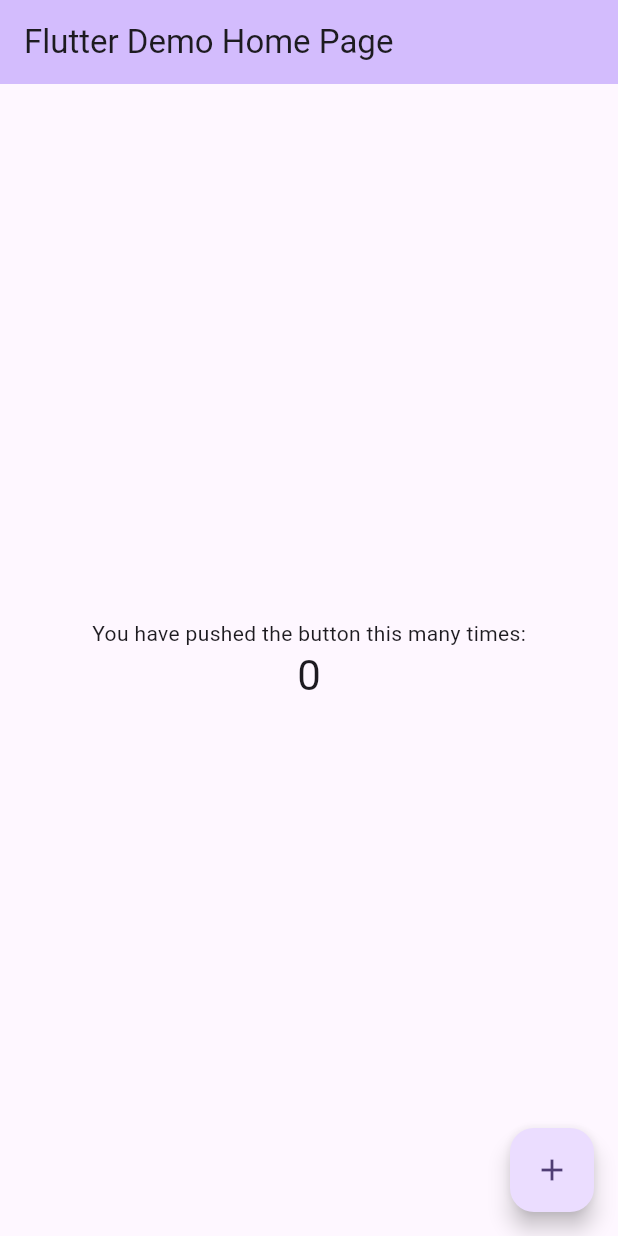
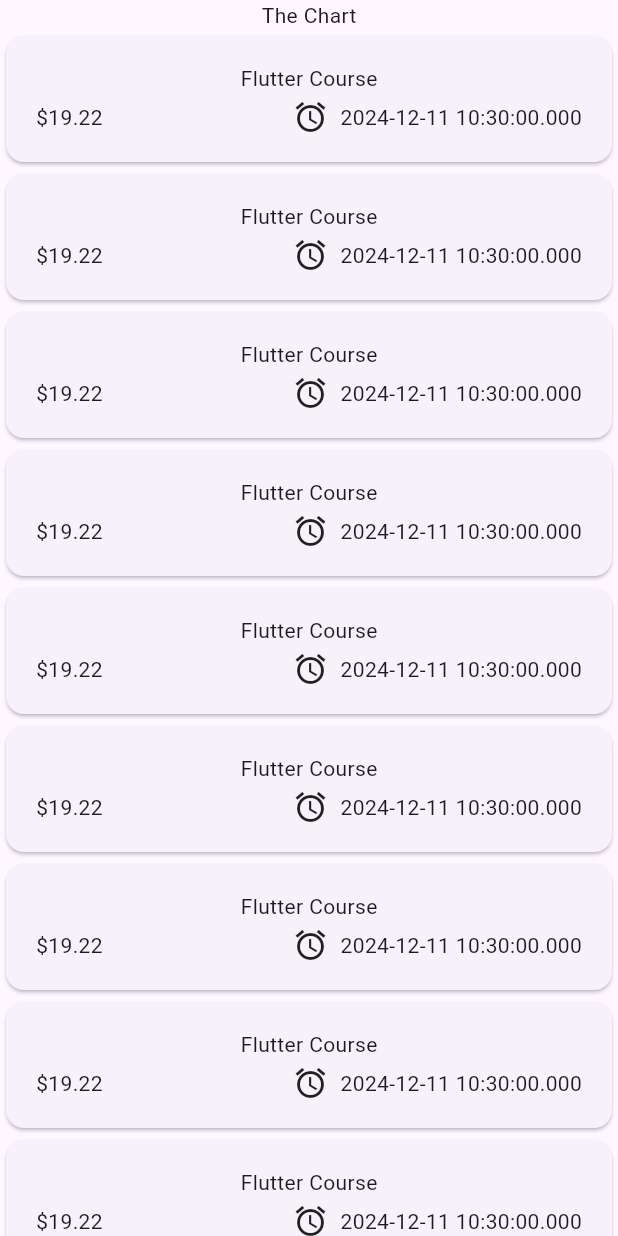
Before and after one commit to leangsengLy/Flutter_Project, a Flutter app: the screen it shows after launch, on a phone screen of 412 x 824 dp. Run offline on Flutter 3.47's test engine with Material 3 defaults, Android fonts, the phone set to English and light mode, and no system bars; our stand-ins replace google_fonts.

Commit message:
updat new

```diff
--- a/expense_tacker/lib/main.dart
+++ b/expense_tacker/lib/main.dart
@@ -1,125 +1,10 @@
+import 'package:expense_tacker/widgets/expenses.dart';
 import 'package:flutter/material.dart';
 
 void main() {
-  runApp(const MyApp());
+  runApp(
+    const MaterialApp(
+      home: Expenses(),
+    ),
+  );
 }
-
-class MyApp extends StatelessWidget {
-  const MyApp({super.key});
-
-  // This widget is the root of your application.
-  @override
-  Widget build(BuildContext context) {
-    return MaterialApp(
-      title: 'Flutter Demo',
-      theme: ThemeData(
-        // This is the theme of your application.
-        //
-        // TRY THIS: Try running your application with "flutter run". You'll see
-        // the application has a purple toolbar. Then, without quitting the app,
-        // try changing the seedColor in the colorScheme below to Colors.green
-        // and then invoke "hot reload" (save your changes or press the "hot
-        // reload" button in a Flutter-supported IDE, or press "r" if you used
-        // the command line to start the app).
-        //
-        // Notice that the counter didn't reset back to zero; the application
-        // state is not lost during the reload. To reset the state, use hot
-        // restart instead.
-        //
-        // This works for code too, not just values: Most code changes can be
-        // tested with just a hot reload.
-        colorScheme: ColorScheme.fromSeed(seedColor: Colors.deepPurple),
-        useMaterial3: true,
-      ),
-      home: const MyHomePage(title: 'Flutter Demo Home Page'),
-    );
-  }
-}
-
-class MyHomePage extends StatefulWidget {
-  const MyHomePage({super.key, required this.title});
-
-  // This widget is the home page of your application. It is stateful, meaning
-  // that it has a State object (defined below) that contains fields that affect
-  // how it looks.
-
-  // This class is the configuration for the state. It holds the values (in this
-  // case the title) provided by the parent (in this case the App widget) and
-  // used by the build method of the State. Fields in a Widget subclass are
-  // always marked "final".
-
-  final String title;
-
-  @override
-  State<MyHomePage> createState() => _MyHomePageState();
-}
-
-class _MyHomePageState extends State<MyHomePage> {
-  int _counter = 0;
-
-  void _incrementCounter() {
-    setState(() {
-      // This call to setState tells the Flutter framework that something has
-      // changed in this State, which causes it to rerun the build method below
-      // so that the display can reflect the updated values. If we changed
-      // _counter without calling setState(), then the build method would not be
-      // called again, and so nothing would appear to happen.
-      _counter++;
-    });
-  }
-
-  @override
-  Widget build(BuildContext context) {
-    // This method is rerun every time setState is called, for instance as done
-    // by the _incrementCounter method above.
-    //
-    // The Flutter framework has been optimized to make rerunning build methods
-    // fast, so that you can just rebuild anything that needs updating rather
-    // than having to individually change instances of widgets.
-    return Scaffold(
-      appBar: AppBar(
-        // TRY THIS: Try changing the color here to a specific color (to
-        // Colors.amber, perhaps?) and trigger a hot reload to see the AppBar
-        // change color while the other colors stay the same.
-        backgroundColor: Theme.of(context).colorScheme.inversePrimary,
-        // Here we take the value from the MyHomePage object that was created by
-        // the App.build method, and use it to set our appbar title.
-        title: Text(widget.title),
-      ),
-      body: Center(
-        // Center is a layout widget. It takes a single child and positions it
-        // in the middle of the parent.
-        child: Column(
-          // Column is also a layout widget. It takes a list of children and
-          // arranges them vertically. By default, it sizes itself to fit its
-          // children horizontally, and tries to be as tall as its parent.
-          //
-          // Column has various properties to control how it sizes itself and
-          // how it positions its children. Here we use mainAxisAlignment to
-          // center the children vertically; the main axis here is the vertical
-          // axis because Columns are vertical (the cross axis would be
-          // horizontal).
-          //
-          // TRY THIS: Invoke "debug painting" (choose the "Toggle Debug Paint"
-          // action in the IDE, or press "p" in the console), to see the
-          // wireframe for each widget.
-          mainAxisAlignment: MainAxisAlignment.center,
-          children: <Widget>[
-            const Text(
-              'You have pushed the button this many times:',
-            ),
-            Text(
-              '$_counter',
-              style: Theme.of(context).textTheme.headlineMedium,
-            ),
-          ],
-        ),
-      ),
-      floatingActionButton: FloatingActionButton(
-        onPressed: _incrementCounter,
-        tooltip: 'Increment',
-        child: const Icon(Icons.add),
-      ), // This trailing comma makes auto-formatting nicer for build methods.
-    );
-  }
-}
--- /dev/null
+++ b/expense_tacker/lib/model/expense.dart
@@ -0,0 +1,19 @@
+import 'package:uuid/uuid.dart';
+
+final uuid = Uuid();
+
+enum Category { food, travel, leisure, work }
+
+class Expense {
+  Expense(
+      {required this.title,
+      required this.amount,
+      required this.category,
+      required this.date})
+      : id = uuid.v4();
+  final String id;
+  final String title;
+  final double amount;
+  final DateTime date;
+  final Category category;
+}
--- /dev/null
+++ b/expense_tacker/lib/widgets/expense_list/expense_item.dart
@@ -0,0 +1,43 @@
+import 'package:expense_tacker/model/expense.dart';
+import 'package:flutter/material.dart';
+
+class ExpenseItem extends StatelessWidget {
+  const ExpenseItem({super.key, required this.expense});
+  final Expense expense;
+  @override
+  Widget build(BuildContext context) {
+    return Card(
+      child: Padding(
+        padding: const EdgeInsets.symmetric(
+          horizontal: 20,
+          vertical: 18,
+        ),
+        child: Column(
+          children: [
+            Text(
+              expense.title,
+            ),
+            const SizedBox(
+              height: 4,
+            ),
+            Row(
+              children: [
+                Text('\$${expense.amount.toStringAsFixed(2)}'),
+                const Spacer(),
+                Row(
+                  children: [
+                    const Icon(Icons.alarm),
+                    const SizedBox(
+                      width: 8,
+                    ),
+                    Text(expense.date.toString())
+                  ],
+                ),
+              ],
+            )
+          ],
+        ),
+      ),
+    );
+  }
+}
--- /dev/null
+++ b/expense_tacker/lib/widgets/expense_list/expenses_list.dart
@@ -0,0 +1,15 @@
+import 'package:expense_tacker/model/expense.dart';
+import 'package:expense_tacker/widgets/expense_list/expense_item.dart';
+import 'package:flutter/material.dart';
+
+class ExpensesList extends StatelessWidget {
+  const ExpensesList({super.key, required this.expense});
+  final List<Expense> expense;
+  @override
+  Widget build(BuildContext context) {
+    return ListView.builder(
+      itemCount: expense.length,
+      itemBuilder: (ctx, index) => ExpenseItem(expense: expense[index]),
+    );
+  }
+}
--- /dev/null
+++ b/expense_tacker/lib/widgets/expenses.dart
@@ -0,0 +1,145 @@
+import 'package:expense_tacker/widgets/expense_list/expenses_list.dart';
+import 'package:expense_tacker/model/expense.dart';
+import 'package:flutter/material.dart';
+
+class Expenses extends StatefulWidget {
+  const Expenses({super.key});
+  @override
+  State<Expenses> createState() {
+    return _ExpensesState();
+  }
+}
+
+class _ExpensesState extends State<Expenses> {
+  final List<Expense> _registeredExpenses = [
+    Expense(
+      title: 'Flutter Course',
+      amount: 19.22,
+      category: Category.work,
+      date: DateTime.now(),
+    ),
+    Expense(
+      title: 'Flutter Course',
+      amount: 19.22,
+      category: Category.work,
+      date: DateTime.now(),
+    ),
+    Expense(
+      title: 'Flutter Course',
+      amount: 19.22,
+      category: Category.work,
+      date: DateTime.now(),
+    ),
+    Expense(
+      title: 'Flutter Course',
+      amount: 19.22,
+      category: Category.work,
+      date: DateTime.now(),
+    ),
+    Expense(
+      title: 'Flutter Course',
+      amount: 19.22,
+      category: Category.work,
+      date: DateTime.now(),
+    ),
+    Expense(
+      title: 'Flutter Course',
+      amount: 19.22,
+      category: Category.work,
+      date: DateTime.now(),
+    ),
+    Expense(
+      title: 'Flutter Course',
+      amount: 19.22,
+      category: Category.work,
+      date: DateTime.now(),
+    ),
+    Expense(
+      title: 'Flutter Course',
+      amount: 19.22,
+      category: Category.work,
+      date: DateTime.now(),
+    ),
+    Expense(
+      title: 'Flutter Course',
+      amount: 19.22,
+      category: Category.work,
+      date: DateTime.now(),
+    ),
+    Expense(
+      title: 'Flutter Course',
+      amount: 19.22,
+      category: Category.work,
+      date: DateTime.now(),
+    ),
+    Expense(
+      title: 'Flutter Course',
+      amount: 19.22,
+      category: Category.work,
+      date: DateTime.now(),
+    ),
+    Expense(
+      title: 'Flutter Course',
+      amount: 19.22,
+      category: Category.work,
+      date: DateTime.now(),
+    ),
+    Expense(
+      title: 'Flutter Course',
+      amount: 19.22,
+      category: Category.work,
+      date: DateTime.now(),
+    ),
+    Expense(
+      title: 'Flutter Course',
+      amount: 19.22,
+      category: Category.work,
+      date: DateTime.now(),
+    ),
+    Expense(
+      title: 'Flutter Course',
+      amount: 19.22,
+      category: Category.work,
+      date: DateTime.now(),
+    ),
+    Expense(
+      title: 'Flutter Course',
+      amount: 19.22,
+      category: Category.work,
+      date: DateTime.now(),
+    ),
+    Expense(
+      title: 'Flutter Course',
+      amount: 19.22,
+      category: Category.work,
+      date: DateTime.now(),
+    ),
+    Expense(
+      title: 'Flutter Course',
+      amount: 19.22,
+      category: Category.work,
+      date: DateTime.now(),
+    ),
+    Expense(
+      title: 'Cenema',
+      amount: 3.4,
+      category: Category.leisure,
+      date: DateTime.now(),
+    ),
+  ];
+  @override
+  Widget build(BuildContext context) {
+    return Scaffold(
+      body: Column(
+        children: [
+          const Text('The Chart'),
+          Expanded(
+            child: ExpensesList(
+              expense: _registeredExpenses,
+            ),
+          ),
+        ],
+      ),
+    );
+  }
+}
--- a/expense_tacker/pubspec.yaml
+++ b/expense_tacker/pubspec.yaml
@@ -35,6 +35,7 @@
   # The following adds the Cupertino Icons font to your application.
   # Use with the CupertinoIcons class for iOS style icons.
   cupertino_icons: ^1.0.8
+  uuid: ^4.5.1
 
 dev_dependencies:
   flutter_test:
```
Also changed, not shown: expense_tacker/pubspec.lock.
